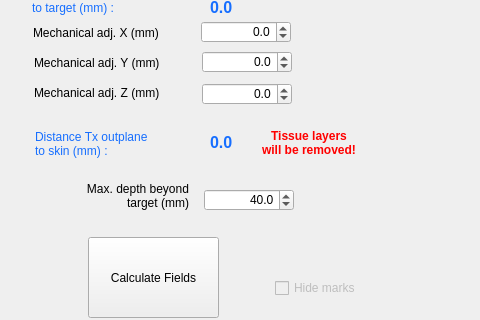
Qt form BabelBrain/Babel_SingleTx/formBx.ui (ProteusMRIgHIFU/BabelBrain) before a commit; both pictures show x 0 to 480 and y 153 to 473 of the 1251 by 473 pixel window.
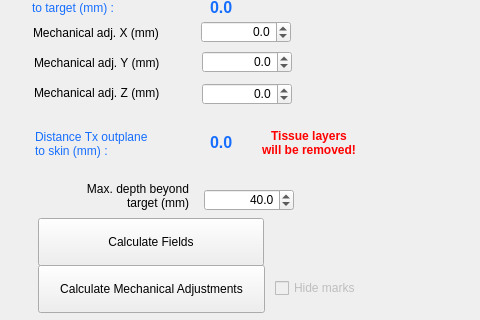
The same form after that commit.

Commit message: Add adjustment of mechanical in X and Y in function of center of mass

The edit to the form file:
```diff
--- a/BabelBrain/Babel_SingleTx/formBx.ui
+++ b/BabelBrain/Babel_SingleTx/formBx.ui
@@ -143,25 +143,6 @@
     <double>0.000000000000000</double>
    </property>
   </widget>
-  <widget class="QPushButton" name="CalculateAcField">
-   <property name="geometry">
-    <rect>
-     <x>88</x>
-     <y>390</y>
-     <width>131</width>
-     <height>81</height>
-    </rect>
-   </property>
-   <property name="autoFillBackground">
-    <bool>false</bool>
-   </property>
-   <property name="styleSheet">
-    <string notr="true"/>
-   </property>
-   <property name="text">
-    <string>Calculate Fields</string>
-   </property>
-  </widget>
   <widget class="QWidget" name="AcField_plot1" native="true">
    <property name="geometry">
     <rect>
@@ -417,6 +398,44 @@
     <string>Hide marks</string>
    </property>
   </widget>
+  <widget class="QPushButton" name="CalculateAcField">
+   <property name="geometry">
+    <rect>
+     <x>38</x>
+     <y>371</y>
+     <width>226</width>
+     <height>48</height>
+    </rect>
+   </property>
+   <property name="autoFillBackground">
+    <bool>false</bool>
+   </property>
+   <property name="styleSheet">
+    <string notr="true"/>
+   </property>
+   <property name="text">
+    <string>Calculate Fields</string>
+   </property>
+  </widget>
+  <widget class="QPushButton" name="CalculateMechAdj">
+   <property name="geometry">
+    <rect>
+     <x>38</x>
+     <y>418</y>
+     <width>227</width>
+     <height>48</height>
+    </rect>
+   </property>
+   <property name="autoFillBackground">
+    <bool>false</bool>
+   </property>
+   <property name="styleSheet">
+    <string notr="true"/>
+   </property>
+   <property name="text">
+    <string>Calculate Mechanical Adjustments</string>
+   </property>
+  </widget>
  </widget>
  <tabstops>
   <tabstop>TransducerModelcomboBox</tabstop>
```
Left out of the diff: 1 changed line with no effect on the pictures. The commit also changes 11 other files.
